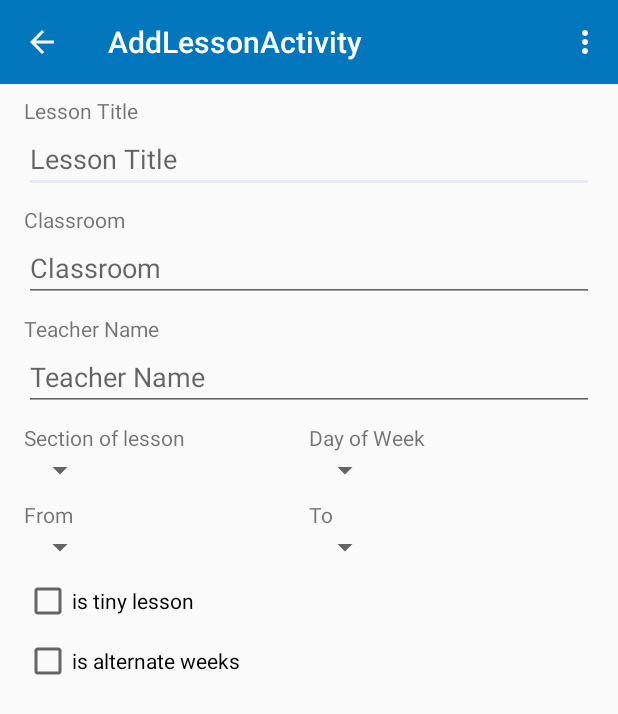
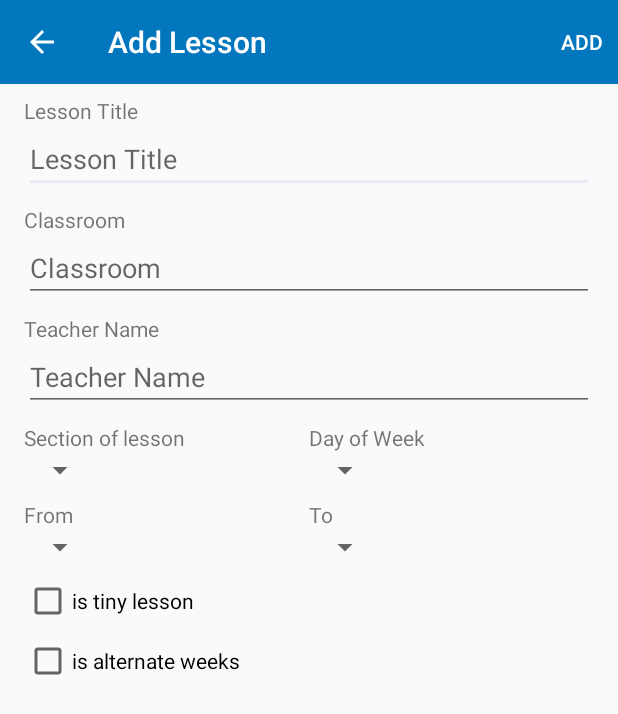
Before and after one commit to 13061121/LightSchedule-Project-Android, an Android app: the AddLessonActivity screen opened directly, with no data from a screen before it, on a phone screen of 412 x 824 dp. Shown: the top 714 px of the screen. Run offline under Robolectric (Android 15) with nearby library versions, the phone set to English and light mode, and no system bars.

Commit message:
完成布局

```diff
--- a/src/main/java/com/leafli7/lightschedule/Activity/AddLessonActivity.java
+++ b/src/main/java/com/leafli7/lightschedule/Activity/AddLessonActivity.java
@@ -21,6 +21,7 @@ public class AddLessonActivity extends AppCompatActivity {
         super.onCreate(savedInstanceState);
         setContentView(R.layout.activity_add_lesson);
         mToolbar = (Toolbar) findViewById(R.id.toolbar_actionbar);
+        mToolbar.setTitle(getString(R.string.title_activity_add_lesson));
         setSupportActionBar(mToolbar);
         getSupportActionBar().setDisplayHomeAsUpEnabled(true);
     }
--- a/src/main/java/com/leafli7/lightschedule/MainActivity.java
+++ b/src/main/java/com/leafli7/lightschedule/MainActivity.java
@@ -111,6 +111,7 @@ public class MainActivity extends AppCompatActivity {
     }
 
     private void initialTabAndToolbar() {
+        mToolbar.setTitle(getString(R.string.title_activity_main));
         setSupportActionBar(mToolbar);
         // use own style rules for tab layout
         mSlidingTabLayout.setCustomTabView(R.layout.tab_indicator, android.R.id.text1);
--- a/src/main/res/layout/activity_add_lesson.xml
+++ b/src/main/res/layout/activity_add_lesson.xml
@@ -19,7 +19,7 @@
 
         <LinearLayout
             android:layout_width="match_parent"
-            android:layout_height="match_parent"
+            android:layout_height="wrap_content"
             android:layout_marginLeft="@dimen/margin_left_right"
             android:layout_marginRight="@dimen/margin_left_right"
             android:layout_marginTop="@dimen/margin_top_bottom"
@@ -28,12 +28,13 @@
             <TextView
                 android:layout_width="match_parent"
                 android:layout_height="wrap_content"
-                android:text="Lesson Title" />
+                android:text="@string/lesson_name" />
 
             <EditText
                 android:layout_width="match_parent"
                 android:layout_height="wrap_content"
-                android:hint="Lesson Title" />
+                android:hint="@string/lesson_name"
+                android:id="@+id/etLessonTitle"/>
 
             <Space
                 android:layout_width="match_parent"
@@ -43,12 +44,13 @@
             <TextView
                 android:layout_width="match_parent"
                 android:layout_height="wrap_content"
-                android:text="Classroom" />
+                android:text="@string/classroom"/>
 
             <EditText
                 android:layout_width="match_parent"
                 android:layout_height="wrap_content"
-                android:hint="Classroom" />
+                android:hint="@string/classroom"
+                android:id="@+id/etClassroom"/>
 
             <Space
                 android:layout_width="match_parent"
@@ -58,12 +60,13 @@
             <TextView
                 android:layout_width="match_parent"
                 android:layout_height="wrap_content"
-                android:text="Teacher Name" />
+                android:text="@string/teacher_name" />
 
             <EditText
                 android:layout_width="match_parent"
                 android:layout_height="wrap_content"
-                android:hint="Teacher Name" />
+                android:hint="@string/teacher_name"
+                android:id="@+id/etTeacherName"/>
 
             <Space
                 android:layout_width="match_parent"
@@ -84,11 +87,12 @@
                     <TextView
                         android:layout_width="wrap_content"
                         android:layout_height="wrap_content"
-                        android:text="Section of lesson" />
+                        android:text="@string/section_of_lesson" />
 
                     <Spinner
                         android:layout_width="wrap_content"
-                        android:layout_height="wrap_content"></Spinner>
+                        android:layout_height="wrap_content"
+                        android:id="@+id/spLessonTimeNum"></Spinner>
                 </LinearLayout>
 
                 <LinearLayout
@@ -100,11 +104,12 @@
                     <TextView
                         android:layout_width="wrap_content"
                         android:layout_height="wrap_content"
-                        android:text="Day of Week" />
+                        android:text="@string/day_of_week" />
 
                     <Spinner
                         android:layout_width="wrap_content"
-                        android:layout_height="wrap_content"></Spinner>
+                        android:layout_height="wrap_content"
+                        android:id="@+id/spDayOfWeek"></Spinner>
                 </LinearLayout>
             </LinearLayout>
 
@@ -126,11 +131,12 @@
                     <TextView
                         android:layout_width="wrap_content"
                         android:layout_height="wrap_content"
-                        android:text="From" />
+                        android:text="@string/from" />
 
                     <Spinner
                         android:layout_width="wrap_content"
-                        android:layout_height="wrap_content"></Spinner>
+                        android:layout_height="wrap_content"
+                        android:id="@+id/spStartWeek"></Spinner>
                 </LinearLayout>
 
                 <LinearLayout
@@ -142,11 +148,12 @@
                     <TextView
                         android:layout_width="wrap_content"
                         android:layout_height="wrap_content"
-                        android:text="To" />
+                        android:text="@string/to" />
 
                     <Spinner
                         android:layout_width="wrap_content"
-                        android:layout_height="wrap_content"></Spinner>
+                        android:layout_height="wrap_content"
+                        android:id="@+id/spEndWeek"></Spinner>
                 </LinearLayout>
             </LinearLayout>
 
@@ -162,28 +169,33 @@
                 <CheckBox
                     android:layout_width="0dp"
                     android:layout_height="wrap_content"
-                    android:text="is tiny lesson"
-                    android:layout_weight="1"/>
+                    android:text="@string/is_tiny_lesson"
+                    android:layout_weight="1"
+                    android:id="@+id/cbIsTinyLesson"/>
 
-                <LinearLayout
+                    <RadioGroup
                         android:layout_width="0dp"
                         android:layout_height="wrap_content"
+                        android:orientation="horizontal"
                         android:layout_weight="1"
-                    android:orientation="horizontal"
+                        android:id="@+id/rgIsTinyLesson"
                         android:visibility="invisible">
-
-                    <CheckBox
+                        <RadioButton
                             android:layout_width="0dp"
                             android:layout_height="wrap_content"
+                            android:text="@string/first"
                             android:layout_weight="1"
-                        android:text="First"/>
-                    <CheckBox
+                            android:id="@+id/rbFirst"/>
+
+                        <RadioButton
                             android:layout_width="0dp"
                             android:layout_height="wrap_content"
+                            android:text="@string/second"
                             android:layout_weight="1"
-                        android:text="Second"/>
+                            android:id="@+id/rbSecond"/>
 
-                </LinearLayout>
+                    </RadioGroup>
+
 
             </LinearLayout>
 
@@ -191,6 +203,7 @@
             <Space
                 android:layout_width="match_parent"
                 android:layout_height="@dimen/space_width" />
+
             <LinearLayout
                 android:layout_width="match_parent"
                 android:layout_height="wrap_content"
@@ -199,31 +212,34 @@
                 <CheckBox
                     android:layout_width="0dp"
                     android:layout_height="wrap_content"
-                    android:text="is alternate weeks"
-                    android:layout_weight="1"/>
+                    android:text="@string/is_alternate_weeks"
+                    android:layout_weight="1"
+                    android:id="@+id/cbIsSingleWeekLesson"/>
 
-                <LinearLayout
+                <RadioGroup
                     android:layout_width="0dp"
                     android:layout_height="wrap_content"
+                    android:orientation="horizontal"
                     android:layout_weight="1"
-                    android:orientation="horizontal"
-                    android:visibility="invisible">
-
-                    <CheckBox
+                    android:visibility="invisible"
+                    android:id="@+id/rgIsSingleWeekLesson">
+                    <RadioButton
                         android:layout_width="0dp"
                         android:layout_height="wrap_content"
+                        android:text="@string/odd"
                         android:layout_weight="1"
-                        android:text="Odd"/>
-                    <CheckBox
+                        android:id="@+id/rbOdd"/>
+
+                    <RadioButton
                         android:layout_width="0dp"
                         android:layout_height="wrap_content"
+                        android:text="@string/even"
                         android:layout_weight="1"
-                        android:text="Even"/>
+                        android:id="@+id/rbEven"/>
+
+                </RadioGroup>
 
             </LinearLayout>
-
-            </LinearLayout>
-
 
         </LinearLayout>
     </ScrollView>
--- a/src/main/res/menu/menu_add_lesson.xml
+++ b/src/main/res/menu/menu_add_lesson.xml
@@ -2,6 +2,6 @@
     xmlns:app="http://schemas.android.com/apk/res-auto"
     xmlns:tools="http://schemas.android.com/tools"
     tools:context="com.leafli7.lightschedule.Activity.AddLessonActivity">
-    <item android:id="@+id/action_settings" android:title="@string/action_settings"
-        android:orderInCategory="100" app:showAsAction="never" />
+    <item android:id="@+id/action_add" android:title="@string/action_add"
+        android:orderInCategory="100" app:showAsAction="always" />
 </menu>
--- a/src/main/res/values/strings.xml
+++ b/src/main/res/values/strings.xml
@@ -7,7 +7,25 @@
 
 <!-- TODO: Remove or change this placeholder text -->
     <string name="hello_blank_fragment">Hello blank fragment</string>
-    <string name="title_activity_add_lesson">AddLessonActivity</string>
+    <string name="title_activity_main">Light Schedule</string>
+    <string name="title_activity_add_lesson">Add Lesson</string>
 
+    <!-- add activity -->
     <string name="hello_world">Hello world!</string>
+    <string name="lesson_name">Lesson Title</string>
+    <string name="classroom">Classroom</string>
+    <string name="teacher_name">Teacher Name</string>
+    <string name="section_of_lesson">Section of lesson</string>
+    <string name="day_of_week">Day of Week</string>
+    <string name="from">From</string>
+    <string name="to">To</string>
+    <string name="is_tiny_lesson">is tiny lesson</string>
+    <string name="first">First</string>
+    <string name="second">Second</string>
+    <string name="is_alternate_weeks">is alternate weeks</string>
+    <string name="odd">Odd</string>
+    <string name="even">Even</string>
+    <string name="action_add">add</string>
+
+
 </resources>
```
Lines whose indentation alone changed are shown as unchanged.
